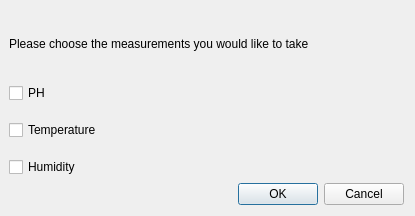
Before: the Qt Designer form rosws/src/rover_rqt_science/resource/chooseMeasurements.ui in Zhangwenyao1/URC, drawn with Qt 5.
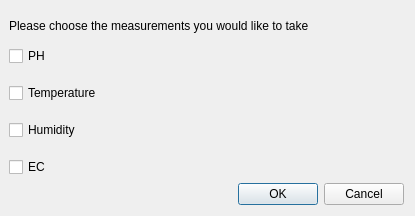
After: the same form once the commit is applied.

Diff of the .ui file:
```diff
--- a/rosws/src/rover_rqt_science/resource/chooseMeasurements.ui
+++ b/rosws/src/rover_rqt_science/resource/chooseMeasurements.ui
@@ -55,7 +55,7 @@
     </widget>
    </item>
    <item>
-    <layout class="QVBoxLayout" name="verticalLayout" stretch="0,0,0">
+    <layout class="QVBoxLayout" name="verticalLayout" stretch="0,0,0,0">
      <property name="spacing">
       <number>17</number>
      </property>
@@ -89,6 +89,13 @@
        </property>
       </widget>
      </item>
+     <item>
+      <widget class="QCheckBox" name="checkBox">
+       <property name="text">
+        <string>EC</string>
+       </property>
+      </widget>
+     </item>
     </layout>
    </item>
    <item>
```
